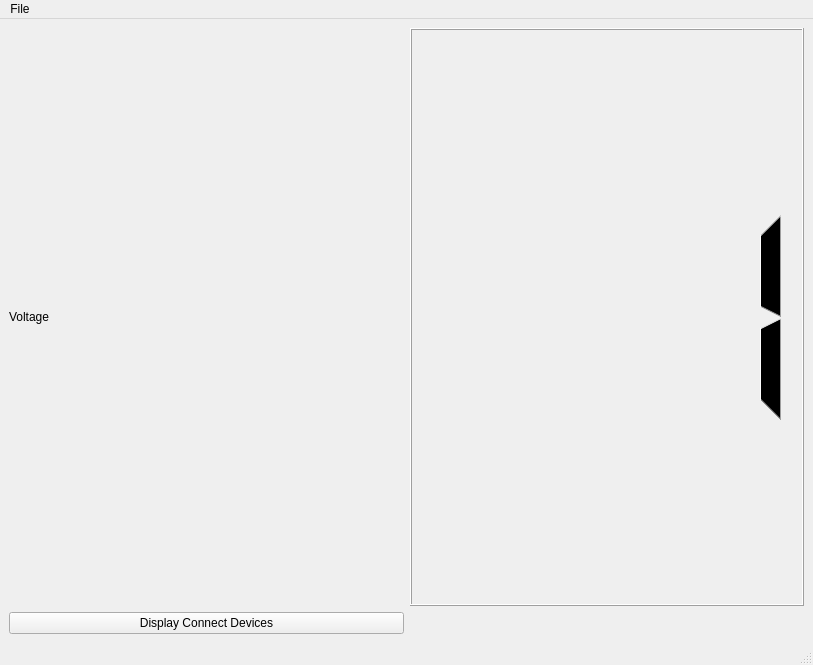
Old version of the form app/src/mainwindow.ui in the repository Haziham/Honours_Computer_Software.
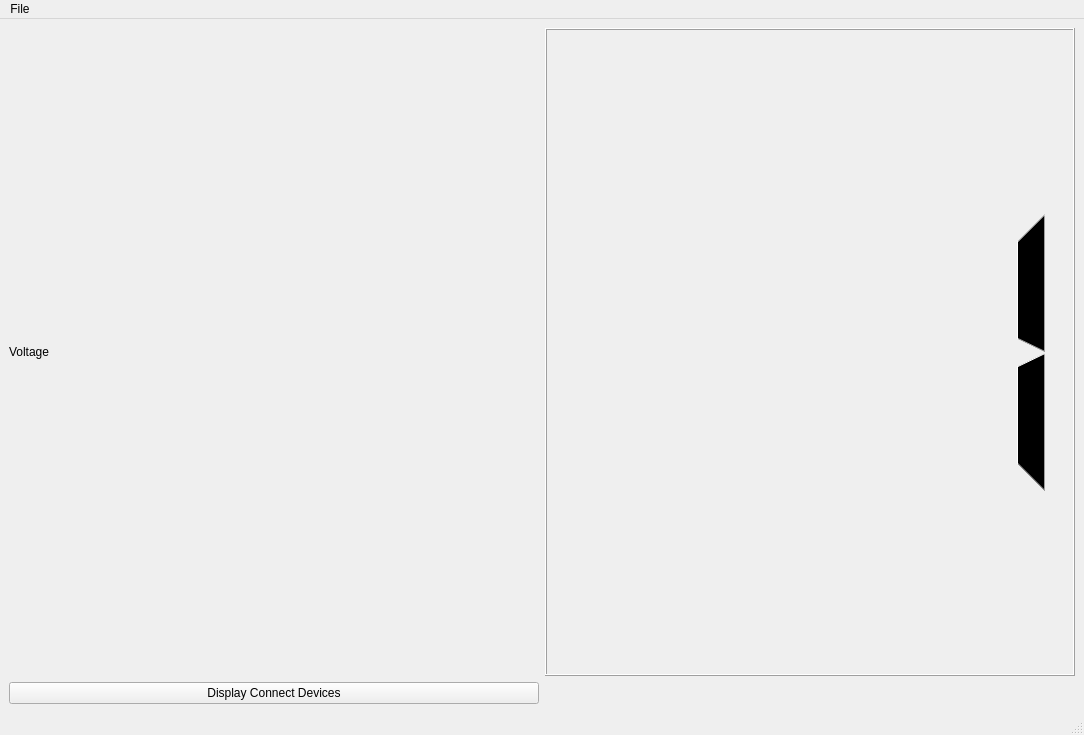
New version of the form.

Commit message: Workflow setup of vscode

```diff
--- a/app/src/mainwindow.ui
+++ b/app/src/mainwindow.ui
@@ -6,8 +6,8 @@
    <rect>
     <x>0</x>
     <y>0</y>
-    <width>813</width>
-    <height>665</height>
+    <width>1084</width>
+    <height>735</height>
    </rect>
   </property>
   <property name="windowTitle">
@@ -59,8 +59,8 @@
     <rect>
      <x>0</x>
      <y>0</y>
-     <width>813</width>
-     <height>22</height>
+     <width>1084</width>
+     <height>21</height>
     </rect>
    </property>
    <widget class="QMenu" name="menuFile">
```
Left out of the diff: 28 changed lines with no effect on the pictures. The commit also changes 2 other files.
